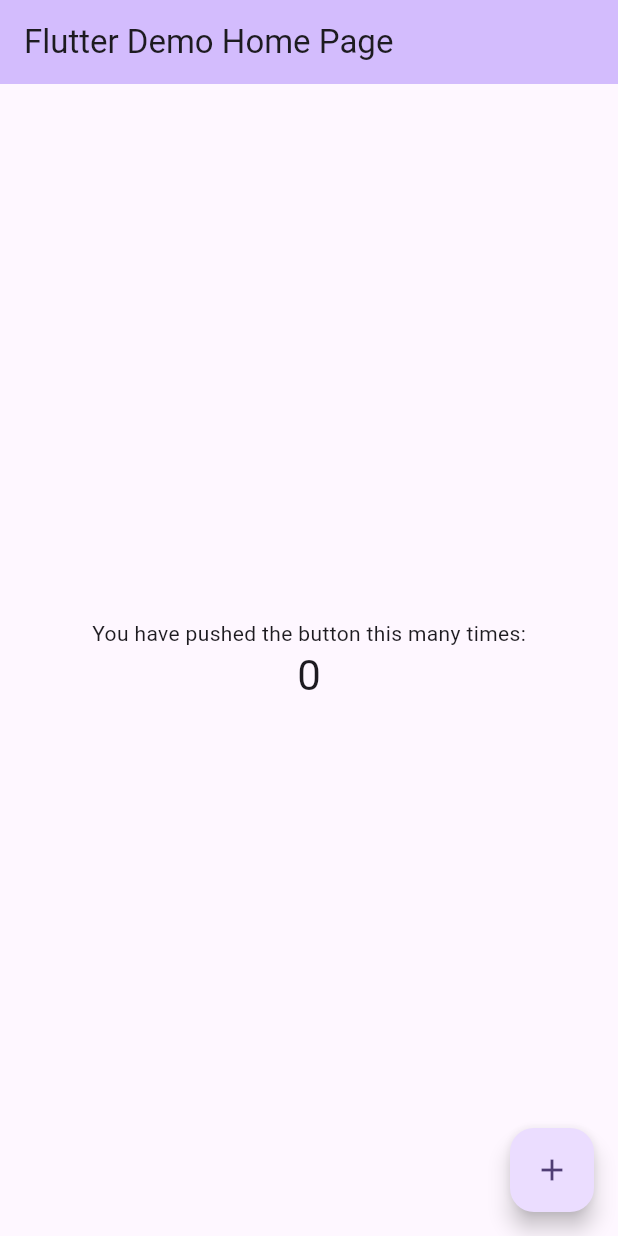
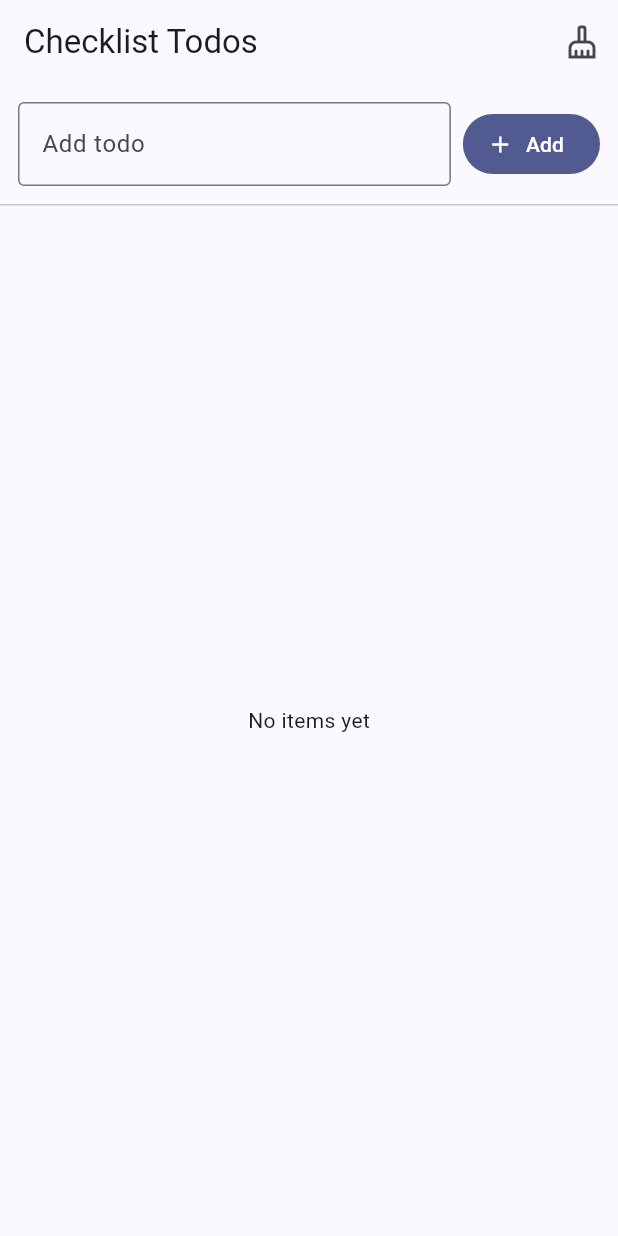
Before and after one commit to Lilbotpeter/dating_china, a Flutter app: the screen it shows after launch, on a phone screen of 412 x 824 dp. Run offline on Flutter 3.47's test engine with Material 3 defaults, Android fonts, the phone set to English and light mode, and no system bars; our stand-ins replace dio, equatable, flutter_bloc, flutter_modular.

Commit message:
For test todo

```diff
--- /dev/null
+++ b/lib/app_widget.dart
@@ -0,0 +1,16 @@
+import 'package:flutter/material.dart';
+import 'package:flutter_modular/flutter_modular.dart';
+
+class AppWidget extends StatelessWidget {
+  const AppWidget({super.key});
+  @override
+  Widget build(BuildContext context) {
+    return MaterialApp.router(
+      debugShowCheckedModeBanner: false,
+      theme: ThemeData(useMaterial3: true, colorSchemeSeed: Colors.indigo),
+      routerDelegate: Modular.routerDelegate,
+      routeInformationParser: Modular.routeInformationParser,
+      // routeInformationProvider: Modular.routeInformationProvider,
+    );
+  }
+}
--- /dev/null
+++ b/lib/core/constants/constants.dart
@@ -0,0 +1 @@
+const String baseUrl = "192.100.100.100";
--- /dev/null
+++ b/lib/core/usecsae/usecase.dart
@@ -0,0 +1,3 @@
+abstract class UseCase<Type, Params>{
+  Future<Type> call({Params params});
+}
--- /dev/null
+++ b/lib/features/todos/domain/entities/todo_entities.dart
@@ -0,0 +1,24 @@
+import 'package:equatable/equatable.dart';
+
+class Todo extends Equatable{
+  final String id;
+  final String title;
+  final bool done;
+
+  const Todo({
+    required this.id,
+    required this.title,
+    required this.done,
+  });
+
+  Todo copyWith({String? id, String? title, bool? done}){
+    return Todo(
+      id: id ?? this.id,
+      title: title ?? this.title,
+      done: done ?? this.done);
+  }
+
+  @override
+  List<Object?> get props => [id,title,done];
+
+}
--- /dev/null
+++ b/lib/features/todos/domain/repository/todos_repository.dart
@@ -0,0 +1,11 @@
+import 'package:dating_china/features/todos/domain/entities/todo_entities.dart';
+
+import '../../../../core/resources/data_state.dart';
+
+abstract class TodoRepository{
+  Future<DataState<List<Todo>>> list();
+  Future<DataState<void>> add(Todo todo);
+  Future<DataState<void>> toggle(String id);
+  Future<DataState<void>> remove(String id);
+  Future<DataState<void>> clearCompleted();
+}
--- /dev/null
+++ b/lib/features/todos/presentation/bloc/todos_bloc.dart
@@ -0,0 +1,81 @@
+import 'package:dating_china/features/todos/domain/repository/todos_repository.dart';
+import 'package:dating_china/features/todos/presentation/bloc/todos_event.dart';
+import 'package:dating_china/features/todos/presentation/bloc/todos_state.dart';
+import 'package:flutter_bloc/flutter_bloc.dart';
+
+import '../../../../core/resources/data_state.dart';
+import '../../domain/entities/todo_entities.dart';
+
+class TodosBloc extends Bloc<TodoEvent, TodosState>{
+  final TodoRepository repo;
+
+  TodosBloc(this.repo) : super(const TodosLoading()){
+     on<TodosStarted>(_onStarted);
+    on<TodosAdded>(_onAdded);
+    on<TodosToggled>(_onToggled);
+    on<TodosRemoved>(_onRemoved);
+    on<TodosClearCompleted>(_onClearCompleted);
+
+  }
+
+  Future<void> _reload(Emitter<TodosState> emitter) async{
+    final res = await repo.list();
+    if(res is DataSuccess<List<Todo>>){
+      emit(TodosLoaded(res.data!));
+    }else if(res is DataFailed){
+      emit(TodosError(res.error?.message ?? 'Unknow error'));
+    }
+  }
+
+  Future<void> _onStarted(TodosStarted e, Emitter<TodosState> emit) async {
+    emit(const TodosLoading());
+    await _reload(emit);
+  }
+
+  Future<void> _onAdded(TodosAdded e, Emitter<TodosState> emit) async {
+    if(e.title.trim().isEmpty) return;
+    final addRes = await repo.add(
+      Todo(
+        id: DateTime.now().microsecondsSinceEpoch.toString(),
+         title: e.title.trim(),
+          done: false));
+
+    if(addRes is DataFailed) {
+      emit(TodosError(addRes.error?.message ?? 'Add failed'));
+      return;
+    }
+    await _reload(emit);
+  }
+
+  Future<void> _onToggled(TodosToggled e, Emitter<TodosState> emit) async{
+    final res = await repo.toggle(e.id);
+    if(res is DataFailed){
+      emit(TodosError(res.error?.message ?? 'Toggle Failed'));
+      return;
+    }
+    await _reload(emit);
+  }
+
+  Future<void> _onRemoved(TodosRemoved e,Emitter<TodosState> emit) async{
+    final res = await repo.remove(e.id);
+    if(res is DataFailed){
+      emit(TodosError(res.error?.message ?? 'Remove failed'));
+      return;
+    }
+    await _reload(emit);
+  }
+
+  Future<void> _onClearCompleted(TodosClearCompleted e,Emitter<TodosState> emit) async{
+    final res = await repo.clearCompleted();
+    if(res is DataFailed){
+      emit(TodosError(res.error?.message ?? 'Clear Completed failed'));
+      return;
+    }
+    await _reload(emit);
+  }
+
+
+
+
+
+}
--- /dev/null
+++ b/lib/features/todos/presentation/bloc/todos_event.dart
@@ -0,0 +1,39 @@
+import 'package:equatable/equatable.dart';
+
+sealed class TodoEvent extends Equatable {
+  const TodoEvent();
+  @override
+  List<Object?> get props => [];
+}
+
+class TodosStarted extends TodoEvent{
+  const TodosStarted();
+}
+
+class TodosAdded extends TodoEvent{
+  final String title;
+  const TodosAdded(this.title);
+
+  @override
+  List<Object?> get props => [title];
+}
+
+class TodosToggled extends TodoEvent{
+  final String id;
+  const TodosToggled(this.id);
+
+  @override
+  List<Object?> get props => [id];
+}
+
+class TodosRemoved extends TodoEvent{
+  final String id;
+  const TodosRemoved(this.id);
+
+  @override
+  List<Object?> get props => [id];
+}
+
+class TodosClearCompleted extends TodoEvent{
+  const TodosClearCompleted();
+}
--- /dev/null
+++ b/lib/features/todos/presentation/bloc/todos_state.dart
@@ -0,0 +1,29 @@
+import 'package:equatable/equatable.dart';
+
+import '../../domain/entities/todo_entities.dart';
+
+sealed class TodosState extends Equatable{
+  const TodosState();
+  @override
+  List<Object?> get props => [];
+}
+
+class TodosLoading extends TodosState{
+  const TodosLoading();
+}
+
+class TodosLoaded extends TodosState{
+  final List<Todo> items;
+  const TodosLoaded(this.items);
+
+  @override
+  List<Object?> get props => [items];
+}
+
+class TodosError extends TodosState{
+  final String message;
+  const TodosError(this.message);
+
+  @override
+  List<Object?> get props => [message];
+}
--- /dev/null
+++ b/lib/features/todos/presentation/pages/todos_page.dart
@@ -0,0 +1,134 @@
+import 'package:dating_china/features/todos/presentation/bloc/todos_bloc.dart';
+import 'package:dating_china/features/todos/presentation/bloc/todos_event.dart';
+import 'package:flutter/material.dart';
+import 'package:flutter_bloc/flutter_bloc.dart';
+
+import '../../domain/entities/todo_entities.dart';
+import '../bloc/todos_state.dart';
+
+class TodosPage extends StatefulWidget {
+  const TodosPage({super.key});
+
+  @override
+  State<TodosPage> createState() => _TodosPageState();
+}
+
+class _TodosPageState extends State<TodosPage> {
+  final _controller = TextEditingController();
+
+  @override
+  void initState() {
+    super.initState();
+    BlocProvider.of<TodosBloc>(context).add(TodosStarted());
+  }
+
+  @override
+  Widget build(BuildContext context) {
+    return Scaffold(
+      appBar: AppBar(
+        title: const Text('Checklist Todos'),
+        actions: [
+          IconButton(
+            tooltip: 'Clear completed',
+            onPressed: () => BlocProvider.of<TodosBloc>(context).add(TodosClearCompleted()),
+            icon: const Icon(Icons.cleaning_services_outlined)
+            )
+        ],
+      ),
+      body: Column(
+        children: [
+          Padding(
+            padding: const EdgeInsets.all(12),
+            child: Row(
+              children: [
+                Expanded(
+                  child: TextField(
+                    controller: _controller,
+                    decoration: const InputDecoration(
+                      labelText: 'Add todo',
+                      border: OutlineInputBorder(),
+                    ),
+                    onSubmitted: (_) => _submit(),
+                  ),
+                ),
+                const SizedBox(width: 8),
+                FilledButton.icon(
+                  onPressed: _submit,
+                  icon: const Icon(Icons.add),
+                  label: const Text('Add'),
+                )
+              ],
+            ),
+          ),
+          const Divider(height: 1),
+          Expanded(
+            child: BlocConsumer<TodosBloc, TodosState>(
+              listener: (_, s) {
+                if (s is TodosError) {
+                  ScaffoldMessenger.of(context).showSnackBar(
+                    SnackBar(content: Text(s.message)),
+                  );
+                }
+              },
+              builder: (_, s) {
+                if (s is TodosLoading) {
+                  return const Center(child: CircularProgressIndicator());
+                }
+                if (s is TodosError) {
+                  return Center(child: Text('Error: ${s.message}'));
+                }
+                final items = (s as TodosLoaded).items;
+                if (items.isEmpty) {
+                  return const Center(child: Text('No items yet'));
+                }
+                return ListView.separated(
+                  itemCount: items.length,
+                  separatorBuilder: (_, __) => const Divider(height: 1),
+                  itemBuilder: (_, i) => _TodoTile(items[i]),
+                );
+              },
+            ),
+          ),
+        ],
+      ),
+    );
+  }
+
+  void _submit(){
+    final text = _controller.text.trim();
+    if(text.isEmpty) return;
+    BlocProvider.of<TodosBloc>(context).add(TodosAdded(text));
+    _controller.clear();
+  }
+}
+
+class _TodoTile extends StatelessWidget {
+  final Todo todo;
+  const _TodoTile(this.todo);
+
+  @override
+  Widget build(BuildContext context) {
+    return Dismissible(
+      key: ValueKey(todo.id),
+      direction: DismissDirection.endToStart,
+      onDismissed: (_) => BlocProvider.of<TodosBloc>(context).add(TodosRemoved(todo.id)),
+      background: Container(
+        color: Colors.red,
+        alignment: Alignment.centerRight,
+        padding: const EdgeInsets.symmetric(horizontal: 16),
+        child: const Icon(Icons.delete, color: Colors.white),
+      ),
+      child: CheckboxListTile(
+        value: todo.done,
+        onChanged: (_) => BlocProvider.of<TodosBloc>(context).add(TodosToggled(todo.id)),
+        title: Text(
+          todo.title,
+          style: TextStyle(
+            decoration: todo.done ? TextDecoration.lineThrough : null,
+            color: todo.done ? Colors.grey : null,
+          ),
+        ),
+      ),
+    );
+  }
+}
--- a/lib/main.dart
+++ b/lib/main.dart
@@ -1,122 +1,61 @@
+import 'package:dating_china/app_widget.dart';
+import 'package:dating_china/core/modular/app_module.dart';
 import 'package:flutter/material.dart';
+import 'package:flutter_modular/flutter_modular.dart';
 
 void main() {
-  runApp(const MyApp());
+  runApp(ModularApp(module: AppModule(), child: const AppWidget()));
 }
 
 class MyApp extends StatelessWidget {
   const MyApp({super.key});
 
-  // This widget is the root of your application.
   @override
   Widget build(BuildContext context) {
     return MaterialApp(
       title: 'Flutter Demo',
       theme: ThemeData(
-        // This is the theme of your application.
-        //
-        // TRY THIS: Try running your application with "flutter run". You'll see
-        // the application has a purple toolbar. Then, without quitting the app,
-        // try changing the seedColor in the colorScheme below to Colors.green
-        // and then invoke "hot reload" (save your changes or press the "hot
-        // reload" button in a Flutter-supported IDE, or press "r" if you used
-        // the command line to start the app).
-        //
-        // Notice that the counter didn't reset back to zero; the application
-        // state is not lost during the reload. To reset the state, use hot
-        // restart instead.
-        //
-        // This works for code too, not just values: Most code changes can be
-        // tested with just a hot reload.
         colorScheme: ColorScheme.fromSeed(seedColor: Colors.deepPurple),
       ),
-      home: const MyHomePage(title: 'Flutter Demo Home Page'),
+      home: const MyHomePage(),
     );
   }
 }
 
 class MyHomePage extends StatefulWidget {
-  const MyHomePage({super.key, required this.title});
-
-  // This widget is the home page of your application. It is stateful, meaning
-  // that it has a State object (defined below) that contains fields that affect
-  // how it looks.
-
-  // This class is the configuration for the state. It holds the values (in this
-  // case the title) provided by the parent (in this case the App widget) and
-  // used by the build method of the State. Fields in a Widget subclass are
-  // always marked "final".
-
-  final String title;
+  const MyHomePage({super.key});
 
   @override
   State<MyHomePage> createState() => _MyHomePageState();
 }
 
 class _MyHomePageState extends State<MyHomePage> {
-  int _counter = 0;
-
-  void _incrementCounter() {
-    setState(() {
-      // This call to setState tells the Flutter framework that something has
-      // changed in this State, which causes it to rerun the build method below
-      // so that the display can reflect the updated values. If we changed
-      // _counter without calling setState(), then the build method would not be
-      // called again, and so nothing would appear to happen.
-      _counter++;
-    });
-  }
 
   @override
   Widget build(BuildContext context) {
-    // This method is rerun every time setState is called, for instance as done
-    // by the _incrementCounter method above.
-    //
-    // The Flutter framework has been optimized to make rerunning build methods
-    // fast, so that you can just rebuild anything that needs updating rather
-    // than having to individually change instances of widgets.
     return Scaffold(
       appBar: AppBar(
-        // TRY THIS: Try changing the color here to a specific color (to
-        // Colors.amber, perhaps?) and trigger a hot reload to see the AppBar
-        // change color while the other colors stay the same.
         backgroundColor: Theme.of(context).colorScheme.inversePrimary,
-        // Here we take the value from the MyHomePage object that was created by
-        // the App.build method, and use it to set our appbar title.
-        title: Text(widget.title),
+        title: Text("title"),
       ),
       body: Center(
-        // Center is a layout widget. It takes a single child and positions it
-        // in the middle of the parent.
+
         child: Column(
-          // Column is also a layout widget. It takes a list of children and
-          // arranges them vertically. By default, it sizes itself to fit its
-          // children horizontally, and tries to be as tall as its parent.
-          //
-          // Column has various properties to control how it sizes itself and
-          // how it positions its children. Here we use mainAxisAlignment to
-          // center the children vertically; the main axis here is the vertical
-          // axis because Columns are vertical (the cross axis would be
-          // horizontal).
-          //
-          // TRY THIS: Invoke "debug painting" (choose the "Toggle Debug Paint"
-          // action in the IDE, or press "p" in the console), to see the
-          // wireframe for each widget.
           mainAxisAlignment: MainAxisAlignment.center,
           children: <Widget>[
             const Text('You have pushed the button this many times:'),
             Text(
-              '$_counter',
+              'counter',
               style: Theme.of(context).textTheme.headlineMedium,
             ),
           ],
         ),
       ),
       floatingActionButton: FloatingActionButton(
-        onPressed: _incrementCounter,
+        onPressed: (){},
         tooltip: 'Increment',
         child: const Icon(Icons.add),
-      ), // This trailing comma makes auto-formatting nicer for build methods.
+      ),
     );
   }
 }
```
Also changed, not shown: lib/core/modular/app_module.dart (added, +20 -0 lines), lib/core/modular/shell.dart (added, +25 -0 lines), lib/core/resources/data_state.dart (added, +16 -0 lines), lib/features/todos/data/repositories/todos_repository_memory.dart (added, +87 -0 lines), lib/features/todos/todos_module.dart (added, +23 -0 lines), pubspec.yaml (+26 -1 lines), lib/config/theme/app_theme.dart (added), pubspec.lock, 1 other file.
